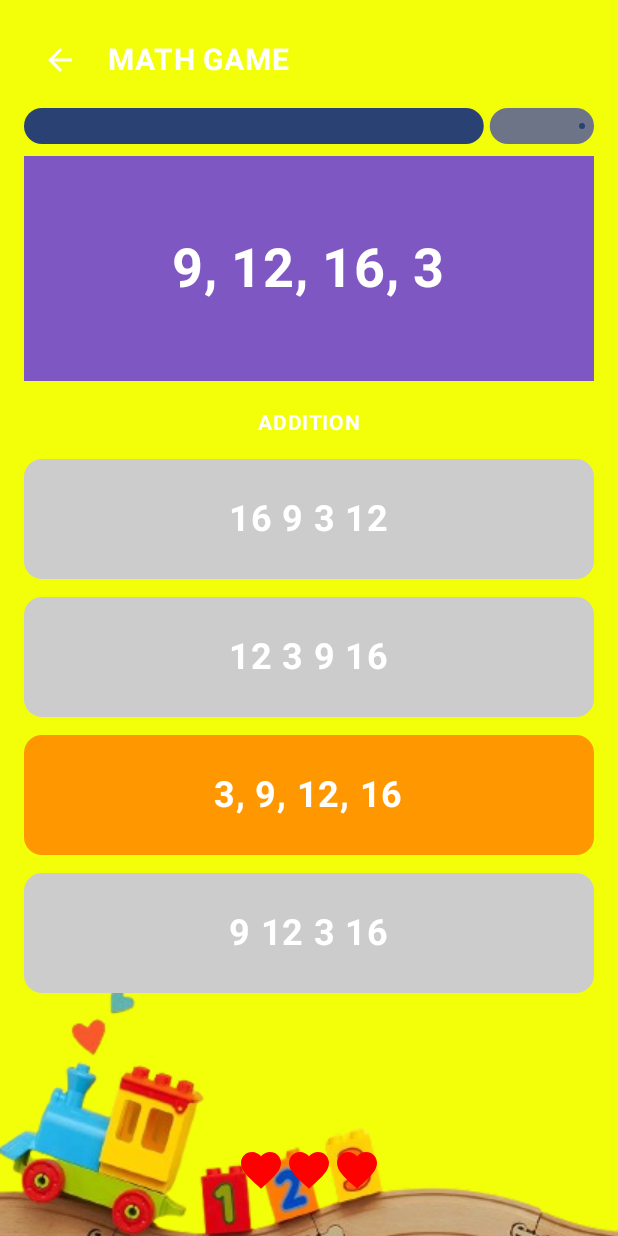
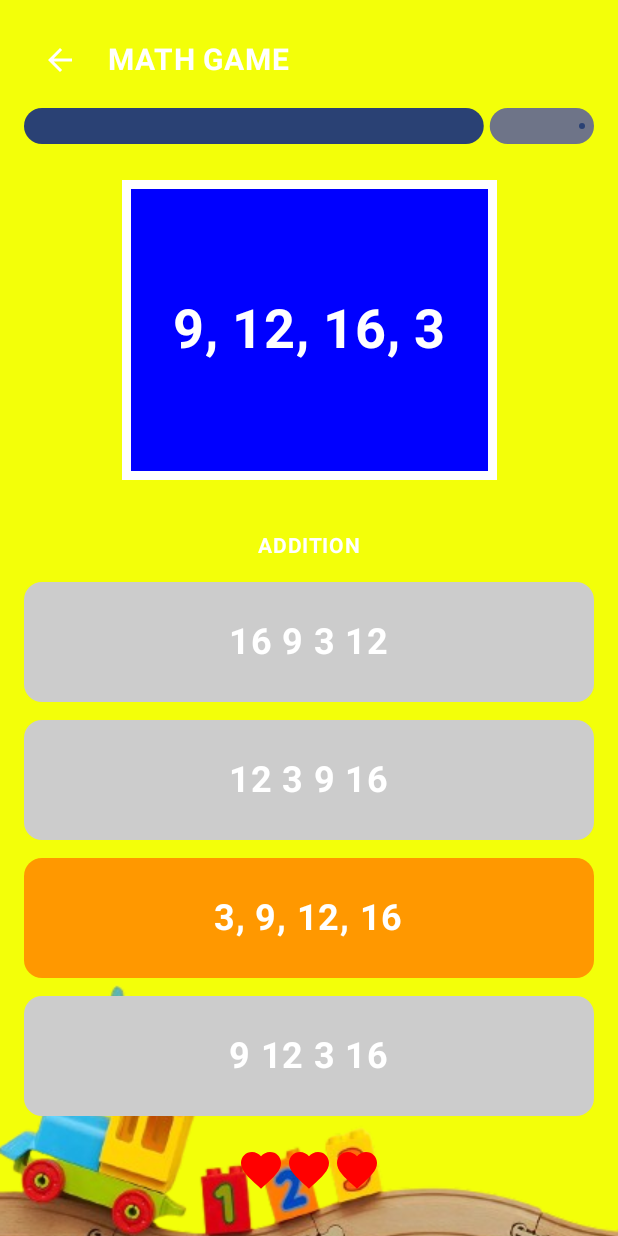
Before and after one commit to raphaelcatacutan/EZLearn, an Android app built with Jetpack Compose: the numline screen opened through its navigation route, on a phone screen of 412 x 824 dp. Run offline under Robolectric (Android 15) with nearby library versions, the light colour scheme and no system bars.

Commit message:
Colormix, Shapely, Ticktocky Question Boxes

```diff
--- a/app/src/main/java/com/plm/ezlearn/ui/pages/Numline.kt
+++ b/app/src/main/java/com/plm/ezlearn/ui/pages/Numline.kt
@@ -6,6 +6,7 @@ import androidx.compose.animation.core.LinearEasing
 import androidx.compose.animation.core.tween
 import androidx.compose.foundation.Image
 import androidx.compose.foundation.background
+import androidx.compose.foundation.border
 import androidx.compose.foundation.clickable
 import androidx.compose.foundation.layout.Arrangement
 import androidx.compose.foundation.layout.Box
@@ -43,6 +44,7 @@ import androidx.compose.ui.text.font.FontWeight
 import androidx.compose.ui.tooling.preview.Preview
 import androidx.compose.ui.unit.dp
 import androidx.compose.ui.unit.sp
+import androidx.core.graphics.toColorInt
 import androidx.navigation.NavController
 import androidx.navigation.compose.rememberNavController
 import com.plm.ezlearn.R
@@ -123,13 +125,22 @@ fun ViewNumline(navController: NavController = rememberNavController()) {
                     .height(40.dp)
                     .padding(vertical = 8.dp)
             )
-            // Question Box
+
+            //Question  Box
+            Row(
+                modifier = Modifier
+                    .fillMaxWidth()
+                    .padding(16.dp), // Optional padding for spacing
+                horizontalArrangement = Arrangement.Center // Centers the box horizontally
+            ) {
                 Box(
                     modifier = Modifier
-                    .fillMaxWidth()
-                    .height(150.dp)
-                    .background(Color(0xFF7E57C2))
-                    .padding(16.dp),
+                        .width(250.dp) // Preserves the width
+                        .height(200.dp)
+                        .background(
+                            Color.Blue, // Dynamically set background color
+                        )
+                        .border(6.dp, Color.White),
                     contentAlignment = Alignment.Center
                 ) {
                     Text(
@@ -139,6 +150,9 @@ fun ViewNumline(navController: NavController = rememberNavController()) {
                         fontWeight = FontWeight.Bold
                     )
                 }
+            }
+
+
 
             Spacer(modifier = Modifier.height(16.dp))
 
```
Also changed, not shown: app/src/main/java/com/plm/ezlearn/ui/pages/Oddle.kt (+12 -4 lines). Lines whose indentation alone changed are shown as unchanged.
